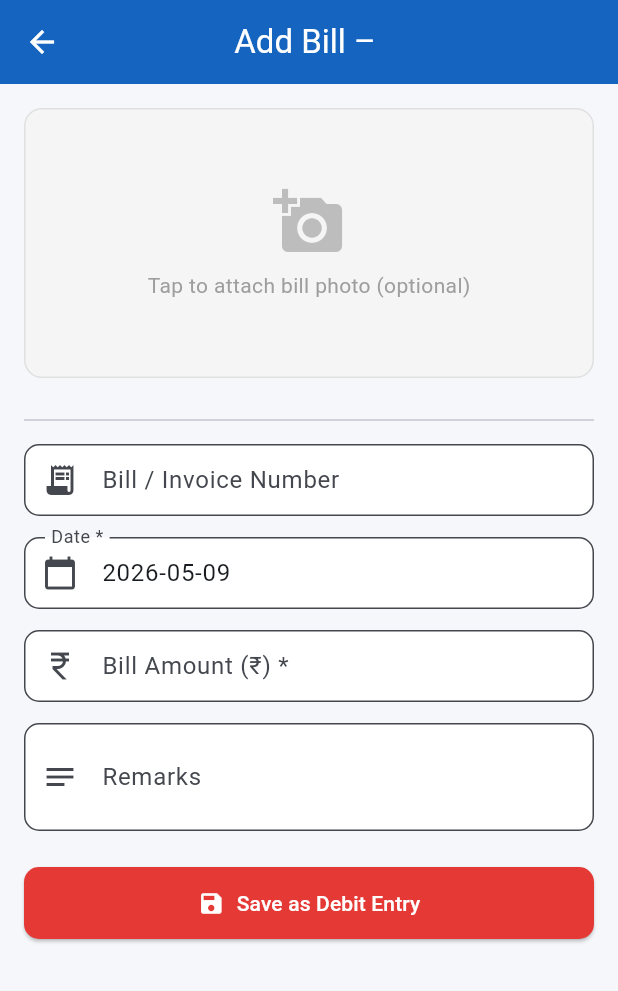
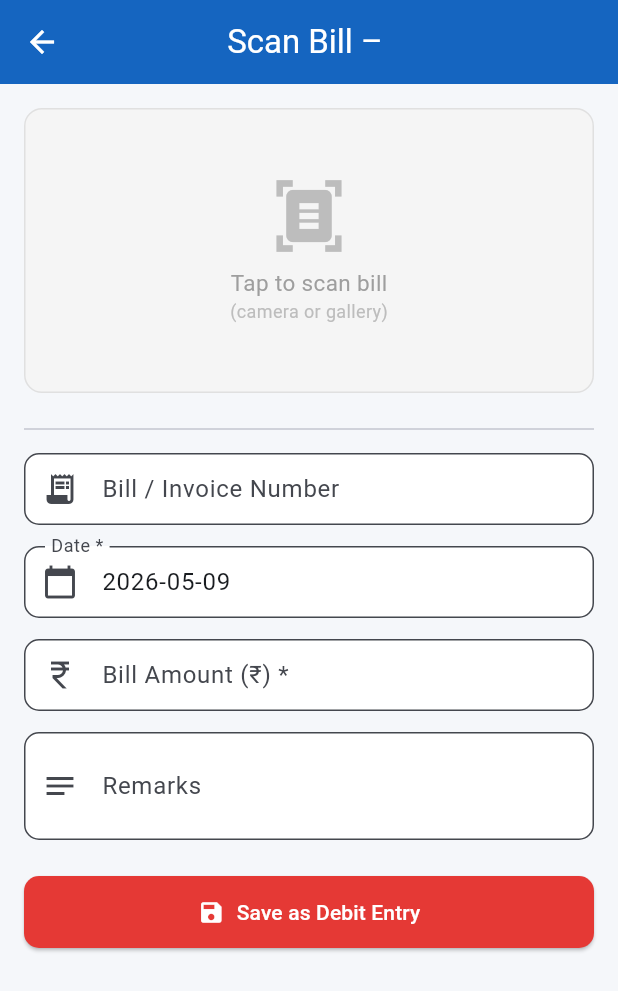
Before and after one commit to Swastii18/Dealer_ledger_app, a Flutter app: the ScanBillScreen screen opened directly with empty values, on a phone screen of 412 x 824 dp. Shown: the top 991 px of the screen. Run offline on Flutter 3.47's test engine with Material 3 defaults, Android fonts, the phone set to English and light mode, and no system bars; our stand-ins replace get, image_picker, pdf, printing, sqflite; missing offline and left inert: google_mlkit_text_recognition; accounts and stored records are empty.

```diff
--- a/lib/views/add_dealer_screen.dart
+++ b/lib/views/add_dealer_screen.dart
@@ -23,7 +23,8 @@ class _AddDealerScreenState extends State<AddDealerScreen> {
   @override
   void initState() {
     super.initState();
-    _editing = Get.arguments as DealerModel?;
+    final args = Get.arguments;
+    _editing = args is DealerModel ? args : null;
     if (_editing != null) {
       _nameCtrl.text = _editing!.name;
       _phoneCtrl.text = _editing!.phone;
@@ -58,7 +59,7 @@ class _AddDealerScreenState extends State<AddDealerScreen> {
       );
     }
     setState(() => _saving = false);
-    if (ok) Get.back();
+    if (ok) Get.back(result: _editing == null ? true : null);
   }
 
   @override
--- a/lib/views/scan_bill_screen.dart
+++ b/lib/views/scan_bill_screen.dart
@@ -26,16 +26,34 @@ class _ScanBillScreenState extends State<ScanBillScreen> {
 
   bool _saving = false;
 
+  // Workers to auto-fill form whenever OCR extracts new values
+  late final Worker _billNoWorker;
+  late final Worker _dateWorker;
+  late final Worker _amountWorker;
+
   @override
   void initState() {
     super.initState();
     _dealer = Get.arguments as DealerModel;
     _ocr.reset();
     _dateCtrl.text = DateFormat('yyyy-MM-dd').format(DateTime.now());
+
+    _billNoWorker = ever(_ocr.extractedBillNo, (val) {
+      if (val.isNotEmpty) _billNoCtrl.text = val;
+    });
+    _dateWorker = ever(_ocr.extractedDate, (val) {
+      if (val.isNotEmpty) _dateCtrl.text = val;
+    });
+    _amountWorker = ever(_ocr.extractedAmount, (val) {
+      if (val > 0) _amountCtrl.text = val.toStringAsFixed(2);
+    });
   }
 
   @override
   void dispose() {
+    _billNoWorker.dispose();
+    _dateWorker.dispose();
+    _amountWorker.dispose();
     _billNoCtrl.dispose();
     _dateCtrl.dispose();
     _amountCtrl.dispose();
@@ -57,48 +75,144 @@ class _ScanBillScreenState extends State<ScanBillScreen> {
     if (ok) Get.back();
   }
 
+  void _showImageOptions() {
+    showModalBottomSheet(
+      context: context,
+      shape: const RoundedRectangleBorder(
+          borderRadius: BorderRadius.vertical(top: Radius.circular(16))),
+      builder: (_) => SafeArea(
+        child: Column(
+          mainAxisSize: MainAxisSize.min,
+          children: [
+            const SizedBox(height: 8),
+            ListTile(
+              leading: const Icon(Icons.camera_alt, color: AppTheme.primary),
+              title: const Text('Take Photo'),
+              onTap: () {
+                Navigator.pop(context);
+                _ocr.pickFromCamera();
+              },
+            ),
+            ListTile(
+              leading:
+                  const Icon(Icons.photo_library, color: AppTheme.primary),
+              title: const Text('Choose from Gallery'),
+              onTap: () {
+                Navigator.pop(context);
+                _ocr.pickFromGallery();
+              },
+            ),
+            const SizedBox(height: 8),
+          ],
+        ),
+      ),
+    );
+  }
+
   @override
   Widget build(BuildContext context) {
     return Scaffold(
-      appBar: AppBar(title: Text('Add Bill – ${_dealer.name}')),
+      appBar: AppBar(title: Text('Scan Bill – ${_dealer.name}')),
       body: SingleChildScrollView(
         padding: const EdgeInsets.all(16),
         child: Column(
           crossAxisAlignment: CrossAxisAlignment.stretch,
           children: [
-            // Image preview / picker
-            Obx(() => GestureDetector(
-                  onTap: _showImageOptions,
+            // ── Image picker + OCR status ──────────────────────────────
+            Obx(() {
+              final image = _ocr.selectedImage.value;
+              final processing = _ocr.isProcessing.value;
+
+              return GestureDetector(
+                onTap: processing ? null : _showImageOptions,
                 child: Container(
-                    height: 180,
+                  height: 190,
                   decoration: BoxDecoration(
                     color: Colors.grey[100],
                     borderRadius: BorderRadius.circular(12),
                     border: Border.all(color: Colors.grey[300]!),
                   ),
-                    child: _ocr.selectedImage.value != null
-                        ? ClipRRect(
+                  child: ClipRRect(
                     borderRadius: BorderRadius.circular(12),
-                            child: Image.file(
-                              _ocr.selectedImage.value!,
-                              fit: BoxFit.cover,
-                            ),
-                          )
-                        : Column(
+                    child: Stack(
+                      fit: StackFit.expand,
+                      children: [
+                        if (image != null)
+                          Image.file(image, fit: BoxFit.cover)
+                        else
+                          Column(
                             mainAxisAlignment: MainAxisAlignment.center,
                             children: [
-                              Icon(Icons.add_a_photo,
-                                  size: 48, color: Colors.grey[400]),
+                              Icon(Icons.document_scanner,
+                                  size: 52, color: Colors.grey[400]),
                               const SizedBox(height: 8),
-                              Text('Tap to attach bill photo (optional)',
-                                  style: TextStyle(color: Colors.grey[500])),
+                              Text('Tap to scan bill',
+                                  style: TextStyle(color: Colors.grey[500],
+                                      fontSize: 15)),
+                              Text('(camera or gallery)',
+                                  style: TextStyle(color: Colors.grey[400],
+                                      fontSize: 12)),
+                            ],
+                          ),
+
+                        // Processing overlay
+                        if (processing)
+                          Container(
+                            color: Colors.black54,
+                            child: const Column(
+                              mainAxisAlignment: MainAxisAlignment.center,
+                              children: [
+                                CircularProgressIndicator(
+                                    color: Colors.white),
+                                SizedBox(height: 12),
+                                Text('Reading bill...',
+                                    style: TextStyle(
+                                        color: Colors.white, fontSize: 14)),
                               ],
                             ),
                           ),
-                )),
-            const SizedBox(height: 20),
+                      ],
+                    ),
+                  ),
+                ),
+              );
+            }),
+
+            // OCR success banner
+            Obx(() {
+              if (!_ocr.hasExtraction.value || _ocr.isProcessing.value) {
+                return const SizedBox.shrink();
+              }
+              return Container(
+                margin: const EdgeInsets.only(top: 10),
+                padding: const EdgeInsets.symmetric(
+                    horizontal: 14, vertical: 8),
+                decoration: BoxDecoration(
+                  color: Colors.green.shade50,
+                  borderRadius: BorderRadius.circular(8),
+                  border: Border.all(color: Colors.green.shade200),
+                ),
+                child: Row(
+                  children: [
+                    Icon(Icons.check_circle,
+                        color: Colors.green.shade600, size: 18),
+                    const SizedBox(width: 8),
+                    const Expanded(
+                      child: Text(
+                        'Bill scanned — fields filled below. Edit if needed.',
+                        style: TextStyle(fontSize: 13),
+                      ),
+                    ),
+                  ],
+                ),
+              );
+            }),
+
+            const SizedBox(height: 16),
             const Divider(),
             const SizedBox(height: 8),
+
+            // ── Form ──────────────────────────────────────────────────
             Form(
               key: _formKey,
               child: Column(
@@ -121,8 +235,8 @@ class _ScanBillScreenState extends State<ScanBillScreen> {
                     onTap: () async {
                       final picked = await showDatePicker(
                         context: context,
-                        initialDate:
-                            DateTime.tryParse(_dateCtrl.text) ?? DateTime.now(),
+                        initialDate: DateTime.tryParse(_dateCtrl.text) ??
+                            DateTime.now(),
                         firstDate: DateTime(2000),
                         lastDate: DateTime(2100),
                       );
@@ -141,8 +255,8 @@ class _ScanBillScreenState extends State<ScanBillScreen> {
                       labelText: 'Bill Amount (₹) *',
                       prefixIcon: Icon(Icons.currency_rupee),
                     ),
-                    keyboardType:
-                        const TextInputType.numberWithOptions(decimal: true),
+                    keyboardType: const TextInputType.numberWithOptions(
+                        decimal: true),
                     validator: (v) {
                       if (v == null || v.isEmpty) return 'Amount is required';
                       if ((double.tryParse(v) ?? 0) <= 0) {
@@ -161,22 +275,25 @@ class _ScanBillScreenState extends State<ScanBillScreen> {
                     maxLines: 2,
                   ),
                   const SizedBox(height: 24),
-                  SizedBox(
+                  Obx(() => SizedBox(
                         width: double.infinity,
                         child: ElevatedButton.icon(
-                      onPressed: _saving ? null : _save,
+                          onPressed: (_saving || _ocr.isProcessing.value)
+                              ? null
+                              : _save,
                           icon: _saving
                               ? const SizedBox(
                                   width: 18,
                                   height: 18,
                                   child: CircularProgressIndicator(
-                                  strokeWidth: 2, color: Colors.white))
+                                      strokeWidth: 2,
+                                      color: Colors.white))
                               : const Icon(Icons.save),
                           label: const Text('Save as Debit Entry'),
                           style: ElevatedButton.styleFrom(
                               backgroundColor: AppTheme.debitColor),
                         ),
-                  ),
+                      )),
                 ],
               ),
             ),
@@ -185,38 +302,4 @@ class _ScanBillScreenState extends State<ScanBillScreen> {
       ),
     );
   }
-
-  void _showImageOptions() {
-    Get.bottomSheet(
-      Container(
-        decoration: const BoxDecoration(
-          color: Colors.white,
-          borderRadius: BorderRadius.vertical(top: Radius.circular(16)),
-        ),
-        padding: const EdgeInsets.all(20),
-        child: Column(
-          mainAxisSize: MainAxisSize.min,
-          children: [
-            ListTile(
-              leading: const Icon(Icons.camera_alt, color: AppTheme.primary),
-              title: const Text('Take Photo'),
-              onTap: () {
-                Get.back();
-                _ocr.pickFromCamera();
-              },
-            ),
-            ListTile(
-              leading:
-                  const Icon(Icons.photo_library, color: AppTheme.primary),
-              title: const Text('Choose from Gallery'),
-              onTap: () {
-                Get.back();
-                _ocr.pickFromGallery();
-              },
-            ),
-          ],
-        ),
-      ),
-    );
 }
-}
--- a/pubspec.yaml
+++ b/pubspec.yaml
@@ -14,6 +14,7 @@ dependencies:
   sqflite: ^2.4.2
   path: ^1.9.0
   image_picker: ^1.1.2
+  google_mlkit_text_recognition: ^0.14.0
   pdf: ^3.11.3
   printing: ^5.14.2
   path_provider: ^2.1.5
```
Also changed, not shown: lib/controllers/dealer_controller.dart (+16 -3 lines), lib/controllers/ocr_controller.dart (+38 -4 lines), lib/services/ocr_service.dart (+123 -2 lines), lib/views/dealer_list_screen.dart (+96 -65 lines), pubspec.lock, 5 other files. Lines whose indentation alone changed are shown as unchanged.
